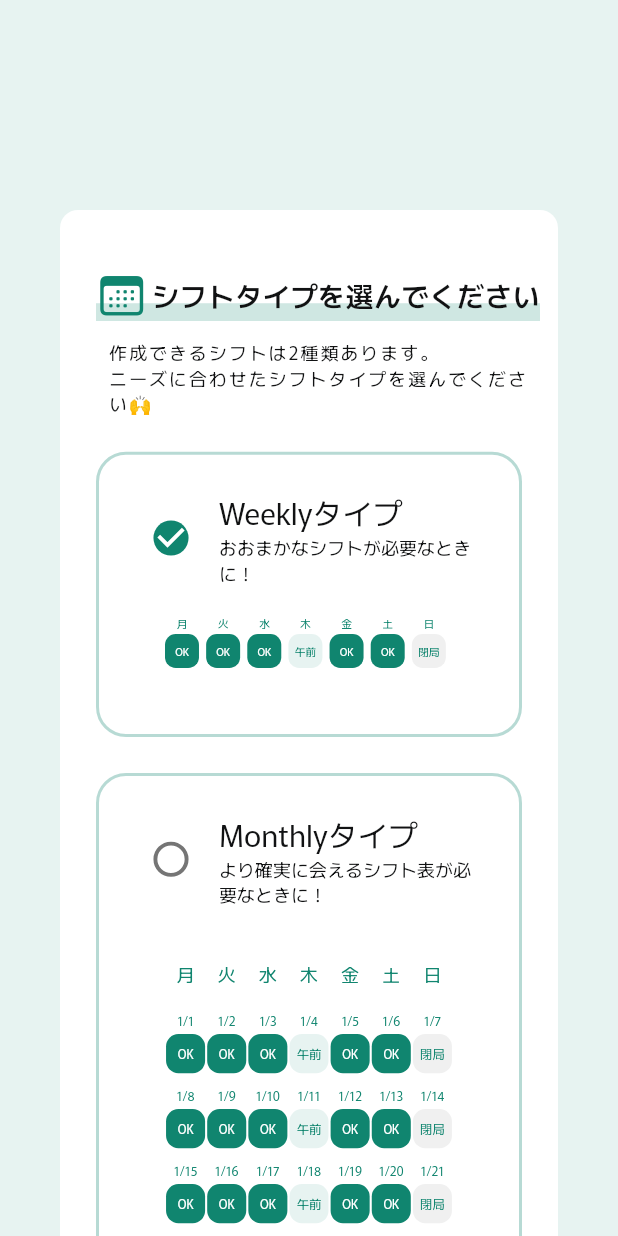
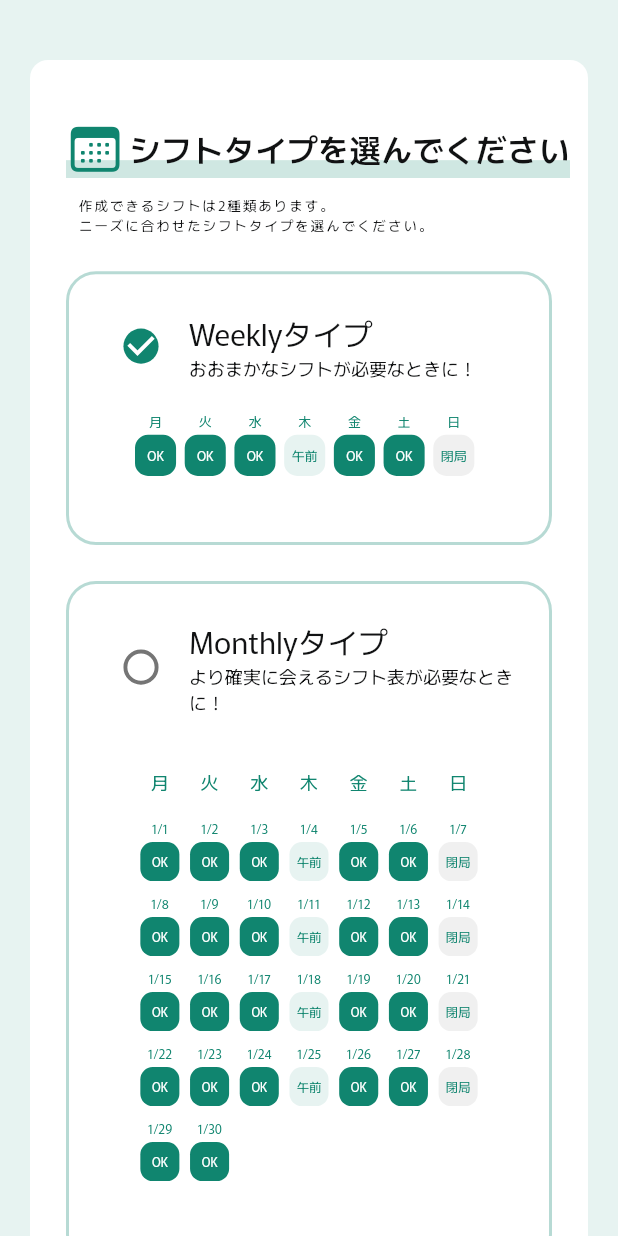
Before and after one commit to obutora/yakuzaisi_shift_sheet_generator_web, a Flutter app: the screen it shows after launch, on a phone screen of 412 x 824 dp. Run offline on Flutter 3.47's test engine with Material 2 defaults, Android fonts, the phone set to English and light mode, and no system bars; our stand-ins replace flutter_hooks, flutter_svg, hooks_riverpod, simple_animations; missing offline and left inert: dart:html.

Commit message:
support responsive design

```diff
--- a/lib/const.dart
+++ b/lib/const.dart
@@ -14,6 +14,7 @@ const Color kPcolorTint7 = Color(0xFFCFE7E2);
 const Color kPcolorTint8 = Color(0xFFE7F3F1);
 
 const Color kSecoundary = Color(0xFFCCCCCC);
+const Color kSecoundary2 = Color(0xFF777777);
 const Color kBlack = Color(0xFF111213);
 const Color kSurface = Color(0xFFF0F0F0);
 
--- a/lib/screen/homescreen.dart
+++ b/lib/screen/homescreen.dart
@@ -11,7 +11,6 @@ import 'package:yakuzaisi_shift_sheet_generator_web/provider/shift_provider.dart
 import 'package:yakuzaisi_shift_sheet_generator_web/view/card/content_card.dart';
 import '../view/button/next_button.dart';
 import '../view/text/title_with_marker.dart';
-import '../view/widget/month_selector.dart';
 import '../view/widget/pdf_contents.dart';
 import '../view/widget/shift_selector.dart';
 import '../view/widget/shift_type_selector.dart';
@@ -23,19 +22,21 @@ class HomeScreen extends ConsumerWidget {
 
   @override
   Widget build(BuildContext context, WidgetRef ref) {
+    final Size size = MediaQuery.of(context).size;
+    bool isMobile = size.width < 500;
     return Scaffold(
       backgroundColor: kBgColor,
       body: SingleChildScrollView(
         child: Padding(
-          padding: const EdgeInsets.symmetric(vertical: 20, horizontal: 40),
+          padding: EdgeInsets.symmetric(horizontal: isMobile ? 20 : 40),
           child: Column(
             crossAxisAlignment: CrossAxisAlignment.start,
-            children: const [
+            children: [
               SizedBox(
-                height: 120,
+                height: isMobile ? 40 : 120,
               ),
-              Center(child: ProgressWidgetSelector()),
-              SizedBox(height: 200),
+              const Center(child: ProgressWidgetSelector()),
+              SizedBox(height: isMobile ? 80 : 200),
             ],
           ),
         ),
@@ -59,7 +60,6 @@ class ProgressWidgetSelectorState
   Widget build(BuildContext context) {
     final Size size = MediaQuery.of(context).size;
     final shift = ref.watch(shiftProvider);
-    final shiftNotifier = ref.watch(shiftProvider.notifier);
 
     final progress = ref.watch(progressProvider);
     final progressNotifier = ref.watch(progressProvider.notifier);
@@ -74,17 +74,6 @@ class ProgressWidgetSelectorState
           crossAxisAlignment: CrossAxisAlignment.center,
           children: [
             ShiftTypeSelector(shift: shift),
-            shift.isWeek
-                ? const SizedBox()
-                : Row(
-                    mainAxisAlignment: MainAxisAlignment.start,
-                    children: [
-                      size.width >= 800
-                          ? const SizedBox(width: 400)
-                          : const SizedBox(),
-                      const MonthSelector(),
-                    ],
-                  ),
             const SizedBox(height: 40),
             Row(
               mainAxisAlignment: MainAxisAlignment.center,
@@ -107,16 +96,16 @@ class ProgressWidgetSelectorState
         key: const ValueKey(1),
         child: Column(
           crossAxisAlignment: CrossAxisAlignment.center,
-          children: [
-            const TitleWithMarker(
+          children: const [
+            TitleWithMarker(
                 title: 'シフト表の基本情報を入力してください',
                 description:
                     'シフト表にかかりつけ薬剤師のお名前や、薬局の連絡先を入れることができます。\n緊急時の連絡先情報を患者さんに提供することができます。',
                 iconData: CupertinoIcons.pencil_outline),
-            const SizedBox(height: 28),
-            TextForm(shiftNotifier: shiftNotifier),
-            const SizedBox(height: 40),
-            const BackAndNextButtons(
+            SizedBox(height: 28),
+            TextForm(), //NOTE: 基本情報入力
+            SizedBox(height: 40),
+            BackAndNextButtons(
               backIndex: 0,
               nextIndex: 2,
             ),
@@ -150,7 +139,8 @@ class ProgressWidgetSelectorState
           children: [
             const TitleWithMarker(
                 title: 'シフト表を作成しました',
-                description: 'シフト表を作成しました。\nシフト表を確認して、ダウンロード / 印刷することができます。',
+                description:
+                    'シフト表をダウンロード / 印刷することができます。\nWeeklyタイプは横向き、Monthlyタイプは縦向きで\n綺麗に印刷できます',
                 iconData: CupertinoIcons.gift),
             const SizedBox(height: 40),
             Container(
@@ -168,14 +158,18 @@ class ProgressWidgetSelectorState
             const SizedBox(
               height: 40,
             ),
-            NextButton(
+            Padding(
+              padding: const EdgeInsets.symmetric(horizontal: 40),
+              child: FittedBox(
+                child: NextButton(
                     title: '画像としてダウンロード',
                     onPressed: () async {
                       RenderRepaintBoundary? renderObject =
                           contentKey.currentContext!.findRenderObject()
                               as RenderRepaintBoundary?;
 
-                  final image = await renderObject!.toImage(pixelRatio: 6.0);
+                      final image =
+                          await renderObject!.toImage(pixelRatio: 5.6);
                       final byteData =
                           await image.toByteData(format: ImageByteFormat.png);
 
@@ -184,12 +178,14 @@ class ProgressWidgetSelectorState
                           html.Blob([pngBytes], 'application/octet-stream');
 
                       html.AnchorElement a = html.AnchorElement(
-                      href: html.Url.createObjectUrlFromBlob(blob));
-                  a.setAttribute('download', 'image.png');
-                  a.click();
+                          href: html.Url.createObjectUrlFromBlob(blob))
+                        ..setAttribute('download', 'kakarituke_shift.png')
+                        ..click();
 
                       // print(base64);
                     }),
+              ),
+            ),
             const SizedBox(
               height: 28,
             ),
--- a/lib/view/button/next_button.dart
+++ b/lib/view/button/next_button.dart
@@ -83,7 +83,8 @@ class BackAndNextButtons extends ConsumerWidget {
                 ),
               ],
             )
-          : Column(
+          : FittedBox(
+              child: Column(
                 children: [
                   NextButton(
                     title: '前にもどる',
@@ -104,6 +105,7 @@ class BackAndNextButtons extends ConsumerWidget {
                   ),
                 ],
               ),
+            ),
     );
   }
 }
--- a/lib/view/text/title_with_marker.dart
+++ b/lib/view/text/title_with_marker.dart
@@ -17,6 +17,7 @@ class TitleWithMarker extends StatelessWidget {
   @override
   Widget build(BuildContext context) {
     final Size size = MediaQuery.of(context).size;
+    bool isSmallScreen = size.width < 500;
 
     return Padding(
       padding: const EdgeInsets.only(left: 12),
@@ -50,7 +51,10 @@ class TitleWithMarker extends StatelessWidget {
             padding: const EdgeInsets.only(left: 8, top: 12),
             child: Text(
               description,
-              style: kCaption.copyWith(color: kBlack, letterSpacing: 1.3),
+              style: kCaption.copyWith(
+                  color: kBlack,
+                  letterSpacing: 1.3,
+                  fontSize: isSmallScreen ? 9 : 12),
             ),
           )
         ],
--- a/lib/view/widget/preview_week_month_card.dart
+++ b/lib/view/widget/preview_week_month_card.dart
@@ -2,6 +2,7 @@
 import 'package:flutter/material.dart';
 import 'package:hooks_riverpod/hooks_riverpod.dart';
 import 'package:yakuzaisi_shift_sheet_generator_web/provider/shift_provider.dart';
+import 'package:yakuzaisi_shift_sheet_generator_web/view/widget/month_selector.dart';
 import 'package:yakuzaisi_shift_sheet_generator_web/view/widget/unit/shift_block.dart';
 
 import '../../const.dart';
@@ -21,11 +22,12 @@ class SelectableViewCard extends ConsumerWidget {
 
   @override
   Widget build(BuildContext context, WidgetRef ref) {
+    final shift = ref.watch(shiftProvider);
     final shiftNotifier = ref.watch(shiftProvider.notifier);
 
     return LimitedBox(
       maxWidth: 400,
-      maxHeight: 500,
+      maxHeight: 640,
       child: Container(
         padding: const EdgeInsets.all(24),
         margin: const EdgeInsets.all(12),
@@ -50,11 +52,7 @@ class SelectableViewCard extends ConsumerWidget {
 
                     //NOTE: onChangeでProviderにStateを渡すように変更
                     onChanged: (e) {
-                      if (isWeek) {
-                        shiftNotifier.changeIsWeek(true);
-                      } else {
-                        shiftNotifier.changeIsWeek(false);
-                      }
+                      shiftNotifier.changeIsWeek(isWeek);
 
                       //shiftTableの表示を変更
                       shiftNotifier.createShiftTable();
@@ -81,20 +79,15 @@ class SelectableViewCard extends ConsumerWidget {
                 ),
               ],
             ),
-            // const SizedBox(height: 8),
-            // Padding(
-            //   padding: const EdgeInsets.only(left: 8),
-            //   child: Text(
-            //     isWeek ? 'おおまかなシフトが必要なときに！' : 'より確実に会えるシフト表が必要なときに！',
-            //     style: kCaption.copyWith(color: kBlack),
-            //   ),
-            // ),
             Container(
               padding: const EdgeInsets.all(20),
               child: PreviewShiftBlock(
                 isWeek: isWeek,
               ),
             ),
+            !shift.isWeek && !isWeek
+                ? const FittedBox(child: MonthSelector())
+                : const SizedBox(),
           ],
         ),
       ),
--- a/lib/view/widget/shift_type_selector.dart
+++ b/lib/view/widget/shift_type_selector.dart
@@ -22,7 +22,7 @@ class ShiftTypeSelector extends StatelessWidget {
         const TitleWithMarker(
           title: 'シフトタイプを選んでください',
           iconData: CupertinoIcons.calendar,
-          description: '作成できるシフトは2種類あります。\nニーズに合わせたシフトタイプを選んでください🙌',
+          description: '作成できるシフトは2種類あります。\nニーズに合わせたシフトタイプを選んでください。',
         ),
         const SizedBox(height: 12),
         //NOTE : responsive
@@ -45,18 +45,18 @@ class ShiftTypeSelector extends StatelessWidget {
             : Column(
                 mainAxisSize: MainAxisSize.min,
                 crossAxisAlignment: CrossAxisAlignment.start,
-                children: const [
+                children: [
                   SelectableViewCard(
                     title: 'Weeklyタイプ',
                     isWeek: true,
-                    isSelected: true,
+                    isSelected: shift.isWeek,
                   ),
                   SizedBox(
                     width: 440,
                     child: SelectableViewCard(
                       title: 'Monthlyタイプ',
                       isWeek: false,
-                      isSelected: false,
+                      isSelected: !shift.isWeek,
                     ),
                   ),
                 ],
```
Also changed, not shown: lib/view/widget/month_selector.dart (+6 -2 lines), lib/view/widget/shift_selector.dart (+21 -10 lines), lib/view/widget/textinput.dart (+9 -7 lines). Lines whose indentation alone changed are shown as unchanged.
